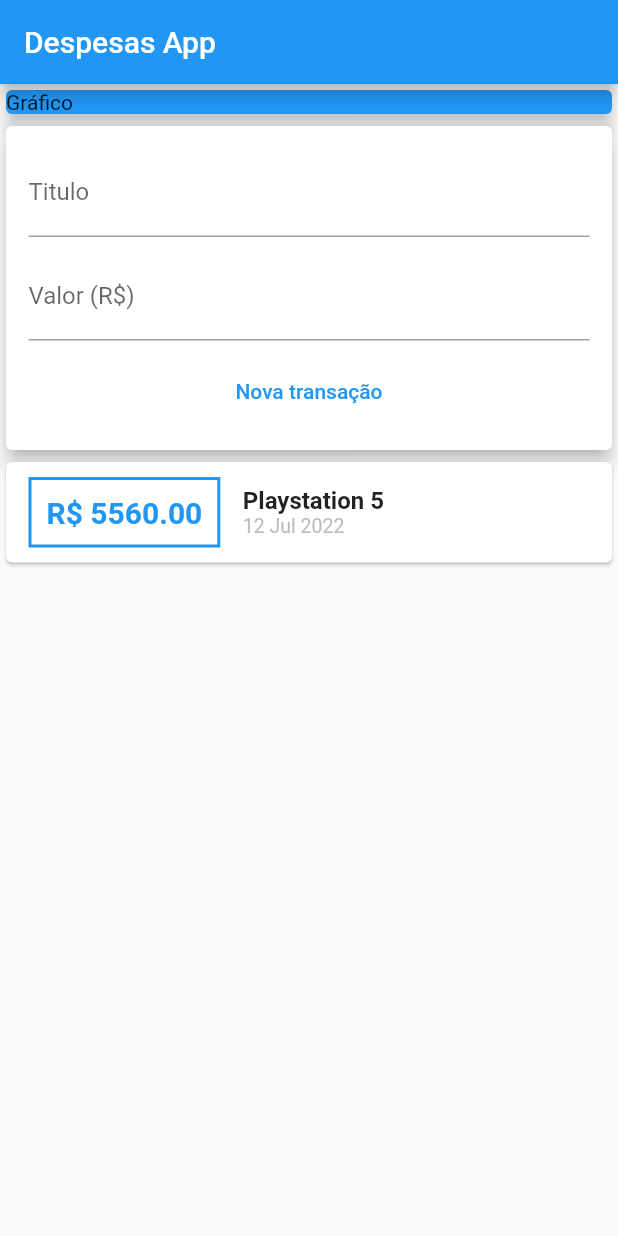
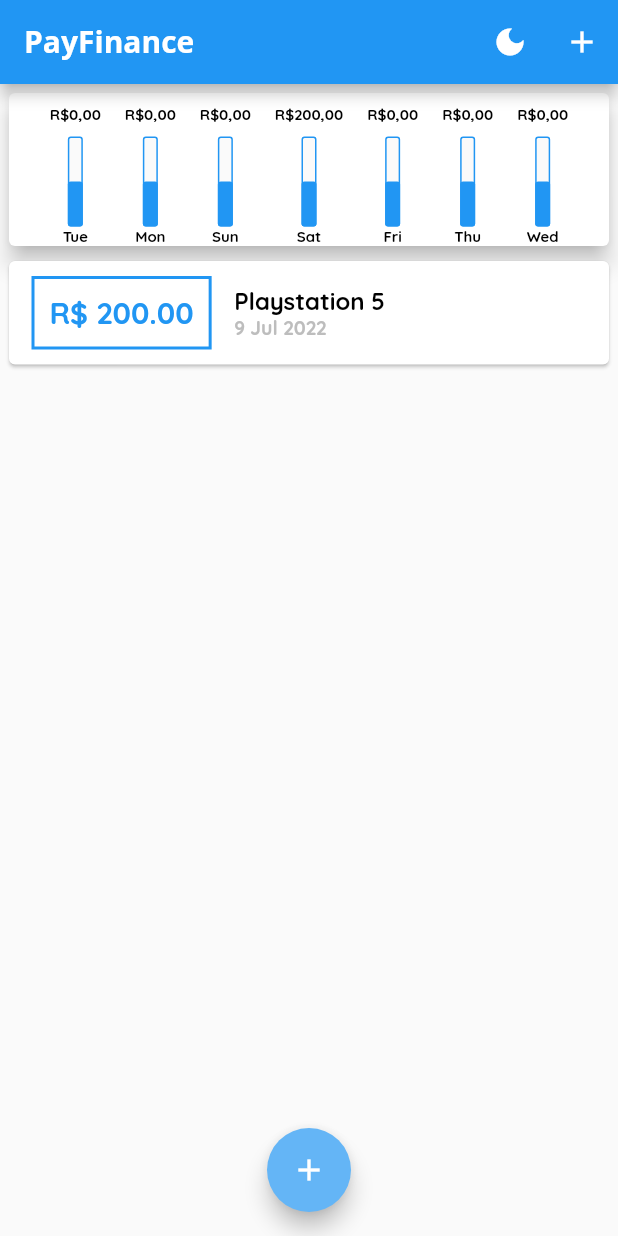
Before and after one commit to Vraulbim/expenses, a Flutter app: the screen it shows after launch, on a phone screen of 412 x 824 dp. Run offline on Flutter 3.47's test engine with Material 2 defaults, Android fonts, the phone set to English and light mode, and no system bars.

Commit message:
Continuação de projeto com o curso

```diff
--- /dev/null
+++ b/lib/components/chart.dart
@@ -0,0 +1,55 @@
+
+
+import 'package:expenses/components/chart_bar.dart';
+import 'package:expenses/models/transaction.dart';
+import 'package:flutter/material.dart';
+import 'package:intl/intl.dart';
+
+class Chart extends StatelessWidget {
+  const Chart({Key? key, required this.transactions}) : super(key: key);
+
+  final List<Transaction> transactions;
+
+  List<Map<String, Object>> get groupedTransactions {
+    return List.generate(7, (index) {
+      final weekDay = DateTime.now().subtract(Duration(days: index));
+      double totalSum = 0.0;
+
+
+      for (var i = 0; i < transactions.length; i++) {
+         var transaction = transactions[i];
+         bool sameDay = transaction.date.day == weekDay.day;
+         bool sameMonth = transaction.date.month == weekDay.month;
+         bool sameYear = transaction.date.year == weekDay.year;
+
+         if(sameDay && sameMonth && sameYear){
+          totalSum += transaction.value;
+         }
+      }
+
+      return {
+        'day': DateFormat.E().format(weekDay).substring(0, 3),
+        'value': totalSum
+        };
+    });
+  }
+
+  @override
+  Widget build(BuildContext context) {
+    groupedTransactions;
+    return Card(
+      elevation: 6,
+      margin: const EdgeInsets.all(6),
+      child: Row(
+        mainAxisAlignment: MainAxisAlignment.center,
+        children: groupedTransactions.map((transactionGroup){
+          return ChartBar(
+            label: transactionGroup['day'].toString(),
+            value: double.parse(transactionGroup['value'].toString()),
+            percentage: 0,
+          );
+        }).toList()
+      ),
+    );
+  }
+}
--- /dev/null
+++ b/lib/components/chart_bar.dart
@@ -0,0 +1,56 @@
+import 'package:flutter/material.dart';
+
+class ChartBar extends StatelessWidget {
+  const ChartBar({Key? key, required this.label, required this.value, required this.percentage}) : super(key: key);
+
+  final String label;
+  final double value;
+  final double percentage;
+
+
+  @override
+  Widget build(BuildContext context) {
+    return Column(
+      crossAxisAlignment: CrossAxisAlignment.center,
+      children: [
+      Padding(
+        padding: const EdgeInsets.all(8.0),
+        child: Text(
+          'R\$${value.toStringAsFixed(2).replaceAll('.', ',')}',
+          style: const TextStyle(
+            fontSize: 10
+          ),
+          ),
+      ),
+      SizedBox(
+        height: 60,
+        width: 10,
+        child: Stack(
+          alignment: Alignment.bottomCenter,
+          children: [
+            Container(
+              decoration: BoxDecoration(
+                border: Border.all(
+                  color: Theme.of(context).colorScheme.primary,
+                  width: 1
+                ),
+                color: Theme.of(context).scaffoldBackgroundColor,
+                borderRadius: BorderRadius.circular(2)
+              ),
+            ),
+            FractionallySizedBox(
+              heightFactor: 0.5,
+              child: Container(
+                decoration: BoxDecoration(
+                  color: Theme.of(context).colorScheme.primary,
+                  borderRadius: BorderRadius.circular(2)
+                ),
+              ),
+            )
+          ],
+        )
+      ),
+      Text(label, style: const TextStyle(fontSize: 10),)
+    ],);
+  }
+}
--- a/lib/components/transaction_form.dart
+++ b/lib/components/transaction_form.dart
@@ -1,13 +1,31 @@
 
 import 'package:flutter/material.dart';
 
-class TransactionForm extends StatelessWidget {
-  TransactionForm({Key? key, required this.onSubmit}) : super(key: key);
+class TransactionForm extends StatefulWidget {
+  const TransactionForm({Key? key, required this.onSubmit}) : super(key: key);
 
+  final void Function(String, double) onSubmit;
+
+  @override
+  State<TransactionForm> createState() => _TransactionFormState();
+}
+
+class _TransactionFormState extends State<TransactionForm> {
   final titleController = TextEditingController();
+
   final valueController = TextEditingController();
 
-  final void Function(String, double) onSubmit;
+  _submitForm(){
+    final title = titleController.text;
+    final value = double.tryParse(valueController.text) ?? 0.0;
+
+    if(title.isEmpty || value <= 0){
+      return;
+    }
+
+    widget.onSubmit(title, value);
+
+  }
 
   @override
   Widget build(BuildContext context) {
@@ -20,6 +38,7 @@ class TransactionForm extends StatelessWidget {
                   padding: const EdgeInsets.all(5),
                   child: TextField(
                     controller: titleController,
+                    onSubmitted: (_) => _submitForm(),
                     decoration: const InputDecoration(
                       labelText: 'Titulo',
                     ),
@@ -29,6 +48,8 @@ class TransactionForm extends StatelessWidget {
                   padding: const EdgeInsets.all(5),
                   child: TextField(
                     controller: valueController,
+                    keyboardType: const TextInputType.numberWithOptions(decimal: true),
+                    onSubmitted: (_) => _submitForm(),
                     decoration: const InputDecoration(
                       labelText: 'Valor (R\$)',
                     )
@@ -36,12 +57,8 @@ class TransactionForm extends StatelessWidget {
                 ),
                 Padding(
                   padding: const EdgeInsets.all(5),
-                  child: TextButton(onPressed: (){
-                    final title = titleController.text;
-                    final value = double.tryParse(valueController.text) ?? 0.0;
-                    onSubmit(title, value);
-                    }, child: const Text('Nova transação',
-                  style: TextStyle(color: Colors.blue),)),
+                  child: TextButton(onPressed: _submitForm, child: Text('Nova transação',
+                  style: TextStyle(color: Theme.of(context).colorScheme.primary,),)),
                 )
               ],),
             ),
--- a/lib/components/transaction_list.dart
+++ b/lib/components/transaction_list.dart
@@ -1,3 +1,5 @@
+// ignore_for_file: sized_box_for_whitespace
+
 import 'package:expenses/models/transaction.dart';
 import 'package:flutter/material.dart';
 import 'package:intl/intl.dart';
@@ -10,38 +12,59 @@ class TransactionList extends StatelessWidget {
 
   @override
   Widget build(BuildContext context) {
-    return Column(
-      children: transactions.map((transaction) {
-        return Card(
+    return Container(
+      height: 300,
+      child: transactions.isEmpty ? Column(
+        children: [
+          const Padding(
+            padding: EdgeInsets.all(21.0),
+            child: Text('Nenhuma transação cadastrada!'),
+          ),
+          Container(
+            height: 200,
+            padding: const EdgeInsets.all(8),
+            child: Image.asset('assets/images/waiting.png',
+            fit: BoxFit.cover,),
+          )
+          ],
+      ) : ListView.builder(
+        itemCount: transactions.length,
+        itemBuilder: (ctx, index) {
+          final tr = transactions[index];
+          return Padding(
+            padding: const EdgeInsets.symmetric(horizontal: 2),
+            child: Card(
               child: Row(children: [
                 Container(
                   margin: const EdgeInsets.symmetric(horizontal: 15, vertical: 10),
                   decoration: BoxDecoration(
-                  border: Border.all(width: 2, color: Colors.blue)),
+                      border: Border.all(width: 2, color: Theme.of(context).colorScheme.primary,)),
                   padding: const EdgeInsets.all(10),
                   child: Text(
-                'R\$ ${transaction.value.toStringAsFixed(2)}',
-                style: const TextStyle(
+                    'R\$ ${tr.value.toStringAsFixed(2)}',
+                    style: TextStyle(
                         fontWeight: FontWeight.bold,
                         fontSize: 20,
-                    color: Colors.blue),
+                        color: Theme.of(context).colorScheme.primary,),
                   ),
                 ),
                 Column(
                   crossAxisAlignment: CrossAxisAlignment.start,
                   children: [
-                Text(transaction.title,
+                    Text(tr.title,
                         style: const TextStyle(
                             fontSize: 16, fontWeight: FontWeight.bold)),
                     Text(
-                  DateFormat('d MMM y').format(transaction.date),
+                      DateFormat('d MMM y').format(tr.date),
                       style: TextStyle(color: Colors.grey[400], fontSize: 13),
                     )
                   ],
                 )
               ]),
+            ),
           );
-      }).toList(),
+        },
+      ),
     );
   }
 }
--- a/lib/components/transaction_user.dart
+++ /dev/null
@@ -1,42 +0,0 @@
-import 'dart:math';
-
-import 'package:expenses/components/transaction_form.dart';
-import 'package:expenses/components/transaction_list.dart';
-import 'package:flutter/material.dart';
-
-import '../models/transaction.dart';
-
-class TransactionUser extends StatefulWidget {
-  const TransactionUser({Key? key}) : super(key: key);
-
-  @override
-  State<TransactionUser> createState() => _TransactionUserState();
-}
-
-class _TransactionUserState extends State<TransactionUser> {
-  final _transactions = [
-    Transaction(
-        id: 't1', title: 'Playstation 5', date: DateTime.now(), value: 5560.00)
-  ];
-
-  _addTransaction(String title, double value){
-    final newTransaction = Transaction(id: Random().nextDouble().toString(),
-    title: title,
-    value: value,
-    date: DateTime.now());
-
-    setState(() {
-      _transactions.add(newTransaction);
-    });
-  }
-
-  @override
-  Widget build(BuildContext context) {
-    return Column(
-      children: [
-        TransactionForm(onSubmit: _addTransaction,),
-        TransactionList(transactions: _transactions),
-      ],
-    );
-  }
-}
--- a/lib/main.dart
+++ b/lib/main.dart
@@ -1,43 +1,168 @@
-import 'package:expenses/components/transaction_user.dart';
+import 'dart:math';
+
+import 'package:expenses/components/chart.dart';
+import 'package:expenses/components/transaction_form.dart';
 import 'package:flutter/material.dart';
 
-main(){
-  runApp(const ExpansesApp());
+import 'components/transaction_list.dart';
+import 'models/transaction.dart';
+
+main() {
+  runApp(ExpansesApp());
 }
 
-class ExpansesApp extends StatelessWidget {
+class ThemeHelper {
+  bool darkMode = false;
+  static ThemeHelper instance = ThemeHelper();
+
+  static updateTheme() {
+    instance.darkMode = !instance.darkMode;
+  }
+}
+
+class ExpansesApp extends StatefulWidget {
   const ExpansesApp({Key? key}) : super(key: key);
 
   @override
+  State<ExpansesApp> createState() => _ExpansesAppState();
+}
+
+class _ExpansesAppState extends State<ExpansesApp> {
+  final ThemeData theme = ThemeData();
+
+  _updateTheme() {
+    setState(() {
+      ThemeHelper.instance.darkMode = !ThemeHelper.instance.darkMode;
+    });
+  }
+
+  @override
   Widget build(BuildContext context) {
-    return const MaterialApp(
+    return MaterialApp(
       debugShowCheckedModeBanner: false,
-      home: MyHomePage(),
+      home: MyHomePage(
+        updateTheme: () => _updateTheme(),
+      ),
+      theme: ThemeHelper.instance.darkMode == false
+          ? theme.copyWith(
+              colorScheme: theme.colorScheme
+                  .copyWith(primary: Colors.blue, secondary: Colors.blue[300]),
+              textTheme: theme.textTheme.copyWith(
+                  headline6: const TextStyle(
+                      fontFamily: 'OpenSans',
+                      fontSize: 20,
+                      fontWeight: FontWeight.bold,
+                      color: Colors.blue),
+                  bodyText1: const TextStyle(
+                      fontFamily: 'OpenSans',
+                      fontSize: 15,
+                      fontWeight: FontWeight.bold,
+                      color: Colors.blue),
+                  bodyText2: const TextStyle(
+                      fontFamily: 'Quicksand',
+                      fontSize: 15,
+                      fontWeight: FontWeight.bold,
+                      color: Colors.black)))
+          : theme.copyWith(
+              scaffoldBackgroundColor: Colors.black54,
+              cardTheme: const CardTheme(
+                color: Colors.black54
+              ),
+              colorScheme: const ColorScheme.dark().copyWith(
+                  primary: Colors.blue, secondary: Colors.blue[300], background: Colors.black54),
+              textTheme: theme.textTheme.copyWith(
+                  headline6: const TextStyle(
+                      fontFamily: 'OpenSans',
+                      fontSize: 20,
+                      fontWeight: FontWeight.bold,
+                      color: Colors.blue),
+                  bodyText1: const TextStyle(
+                      fontFamily: 'OpenSans',
+                      fontSize: 15,
+                      fontWeight: FontWeight.bold,
+                      color: Colors.white),
+                  bodyText2: const TextStyle(
+                      fontFamily: 'Quicksand',
+                      fontSize: 15,
+                      fontWeight: FontWeight.bold,
+                      color: Colors.white))),
     );
   }
 }
 
-class MyHomePage extends StatelessWidget {
-  const MyHomePage({Key? key}) : super(key: key);
+class MyHomePage extends StatefulWidget {
+  MyHomePage({Key? key, required this.updateTheme}) : super(key: key);
 
+  void Function() updateTheme;
+
+  @override
+  State<MyHomePage> createState() => _MyHomePageState();
+}
+
+class _MyHomePageState extends State<MyHomePage> {
+  final List<Transaction> _transactions = [
+    Transaction(
+        id: 't1',
+        title: 'Playstation 5',
+        date: DateTime.now().subtract(const Duration(days: 3)),
+        value: 200.00)
+  ];
+
+  List<Transaction> get _recentTransactions {
+    return _transactions.where((t) {
+      return t.date.isAfter(DateTime.now().subtract(const Duration(days: 7)));
+    }).toList();
+  }
+
+  _addTransaction(String title, double value) {
+    final newTransaction = Transaction(
+        id: Random().nextDouble().toString(),
+        title: title,
+        value: value,
+        date: DateTime.now());
+
+    setState(() {
+      _transactions.add(newTransaction);
+    });
+
+    Navigator.of(context).pop();
+  }
+
+  _openTransactionFormModal(BuildContext context) {
+    showModalBottomSheet(
+        context: context,
+        builder: (_) {
+          return TransactionForm(onSubmit: _addTransaction);
+        });
+  }
 
   @override
   Widget build(BuildContext context) {
-    return  Scaffold(
-      appBar: AppBar(title: const Text('Despesas App'),),
+    return Scaffold(
+      appBar: AppBar(
+        title: const Text('PayFinance'),
+        actions: [
+          IconButton(
+              onPressed: widget.updateTheme, icon: ThemeHelper.instance.darkMode ? const Icon(Icons.dark_mode_outlined) : const Icon(Icons.dark_mode)),
+          IconButton(
+            onPressed: () => _openTransactionFormModal(context),
+            icon: const Icon(Icons.add),
+          ),
+        ],
+      ),
       body: SingleChildScrollView(
         child: Column(
           crossAxisAlignment: CrossAxisAlignment.stretch,
-          children: const <Widget>[
-             Card(
-               color: Colors.blue,
-               elevation: 5,
-               child: Text('Gráfico'),
-             ),
-             TransactionUser()
+          children: <Widget>[
+            Chart(transactions: _recentTransactions),
+            TransactionList(transactions: _transactions),
           ],
         ),
-      )
-      );
+      ),
+      floatingActionButton: FloatingActionButton(
+          onPressed: () => _openTransactionFormModal(context),
+          child: const Icon(Icons.add)),
+      floatingActionButtonLocation: FloatingActionButtonLocation.centerFloat,
+    );
   }
 }
```
Also changed, not shown: pubspec.yaml (+14 -6 lines), assets/fonts/OpenSans-Bold.ttf (added), assets/fonts/OpenSans-Regular.ttf (added), assets/fonts/Quicksand-Bold.ttf (added), assets/fonts/Quicksand-Light.ttf (added), assets/fonts/Quicksand-Medium.ttf (added), assets/fonts/Quicksand-Regular.ttf (added), assets/images/waiting.png (added). Lines whose indentation alone changed are shown as unchanged.
